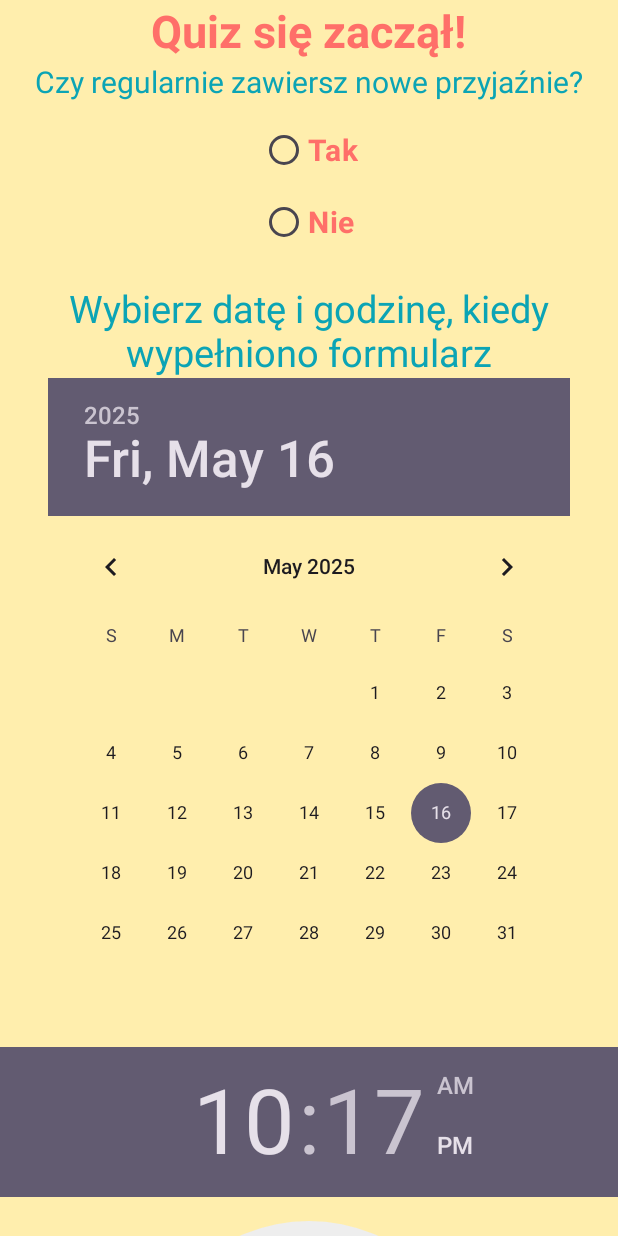
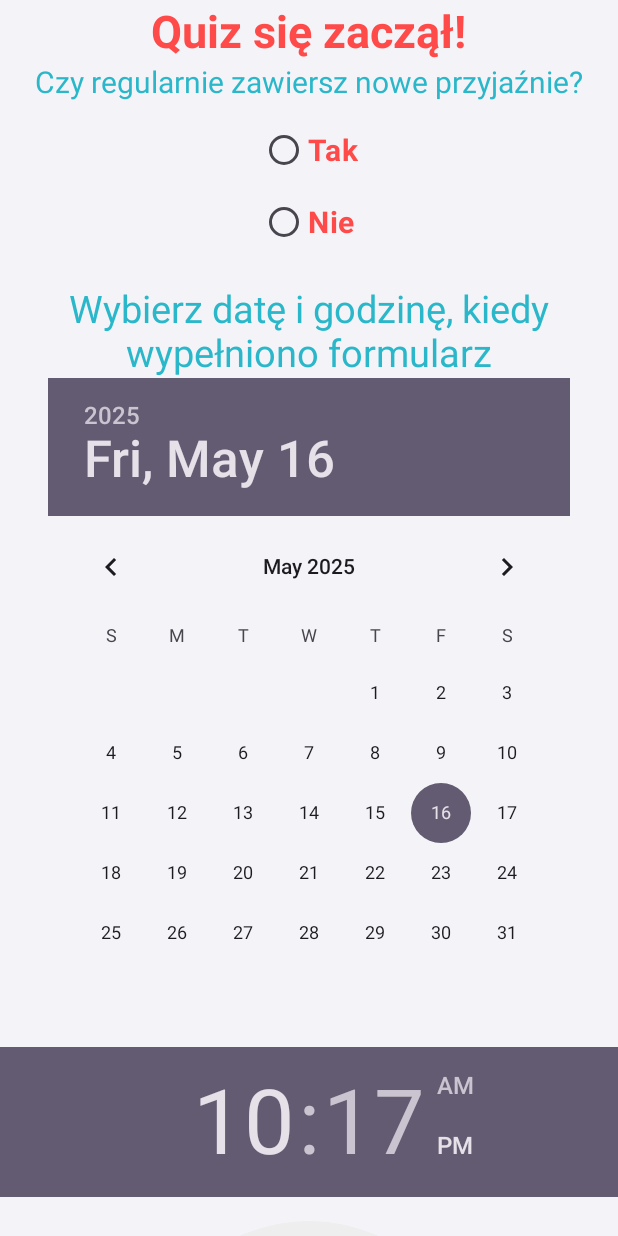
Before and after one commit to probula/PersonalityQuiz, an Android app: the screen it shows after launch (MainActivity), on a phone screen of 412 x 824 dp. Run offline under Robolectric (Android 15) with nearby library versions, the phone set to English and light mode, and no system bars.

Commit message:
changed app interface colors

```diff
--- a/app/src/main/java/com/example/personality_quiz/MainActivity.kt
+++ b/app/src/main/java/com/example/personality_quiz/MainActivity.kt
@@ -54,7 +54,7 @@ class MainActivity : AppCompatActivity() {
 
 
         val spinner: Spinner = findViewById(R.id.spinnerODP)
-        val countries = arrayOf("czerwony", "zielony", "niebieski", "inny")
+        val countries = arrayOf("czerwony", "zielony", "niebieski")
         val adapter = ArrayAdapter(this, android.R.layout.simple_list_item_1, countries)
         adapter.setDropDownViewResource(android.R.layout.simple_spinner_dropdown_item)
         spinner.adapter = adapter
@@ -62,7 +62,7 @@ class MainActivity : AppCompatActivity() {
         val chronometer: Chronometer = findViewById(R.id.myChronometer)
         chronometer.base = SystemClock.elapsedRealtime()
         chronometer.start()
-        running = true
+        //running = true
 
             if (running) {
                 chronometer.base = SystemClock.elapsedRealtime() - pauseOffset
@@ -120,6 +120,8 @@ class MainActivity : AppCompatActivity() {
                     return@setOnClickListener
                 }
 
+
+
                 val selectedCheckBoxes = mutableListOf<String>()
                 if (checkbox1.isChecked) selectedCheckBoxes.add("Opcja1")
                 if (checkbox2.isChecked) selectedCheckBoxes.add("Opcja2")
@@ -128,6 +130,8 @@ class MainActivity : AppCompatActivity() {
 
                 val selectedRadioButton = findViewById<RadioButton>(selectedId)
                 val answer = selectedRadioButton.text.toString()
+
+
 
                 //SEEKBAR
                 val seekValue = seekBar.progress
--- a/app/src/main/res/layout/activity_main.xml
+++ b/app/src/main/res/layout/activity_main.xml
@@ -13,7 +13,7 @@
         android:gravity="center_horizontal"
         android:orientation="vertical"
         android:padding="16dp"
-        android:background="#ffeead">
+        android:background="#f4f4f8">
 
         <!-- START BUTTON -->
         <TextView
@@ -22,7 +22,7 @@
             android:text="Quiz się zaczął!"
             android:id="@+id/title"
             android:textSize="30dp"
-            android:textColor="#ff6f69"
+            android:textColor="#fe4a49"
             android:textStyle="bold"/>
 
         <!-- QUESTION LABEL -->
@@ -32,7 +32,7 @@
             android:text="Czy regularnie zawiersz nowe przyjaźnie?"
             android:textSize="20sp"
             android:layout_marginBottom="8dp"
-            android:textColor="#0ba4b5"/>
+            android:textColor="#2ab7ca"/>
 
     <RadioGroup
         android:id="@+id/radioGroup"
@@ -43,7 +43,7 @@
                 android:layout_width="wrap_content"
                 android:layout_height="wrap_content"
                 android:text="Tak"
-                android:textColor="#ff6f69"
+                android:textColor="#fe4a49"
                 android:textStyle="bold"
                 android:textSize="20dp"/>
 
@@ -53,7 +53,7 @@
                 android:layout_height="wrap_content"
                 android:text="Nie"
                 android:layout_marginBottom="16dp"
-                android:textColor="#ff6f69"
+                android:textColor="#fe4a49"
                 android:textStyle="bold"
                 android:textSize="20dp"/>
     </RadioGroup>
@@ -65,7 +65,7 @@
             android:text="Wybierz datę i godzinę, kiedy wypełniono formularz"
             android:textSize="25dp"
             android:gravity="center"
-            android:textColor="#0ba4b5"/>
+            android:textColor="#2ab7ca"/>
         <DatePicker
             android:id="@+id/dzien"
             android:layout_width="wrap_content"
@@ -87,7 +87,7 @@
             android:text="Jak sie dziś czujesz? (czas na udzielenie odp. 30s):"
             android:textSize="20sp"
             android:layout_marginBottom="8dp"
-            android:textColor="#0ba4b5"/>
+            android:textColor="#2ab7ca"/>
 
 
         <CheckBox
@@ -96,7 +96,7 @@
             android:layout_height="wrap_content"
             android:text="dobrze"
             android:textSize="16sp"
-            android:textColor="#ff6f69"
+            android:textColor="#fe4a49"
             android:textStyle="bold"
             />
 
@@ -106,7 +106,7 @@
             android:layout_height="wrap_content"
             android:text="średnio"
             android:textSize="16sp"
-            android:textColor="#ff6f69"
+            android:textColor="#fe4a49"
             android:textStyle="bold"/>
 
         <CheckBox
@@ -116,7 +116,7 @@
             android:text="źle"
             android:textSize="16sp"
             android:layout_marginBottom="16dp"
-            android:textColor="#ff6f69"
+            android:textColor="#fe4a49"
             android:textStyle="bold"/>
 
         <!-- SEEKBAR -->
@@ -126,7 +126,7 @@
             android:text="Wybierz poziom jak bardzo:"
             android:textSize="18sp"
             android:layout_marginBottom="4dp"
-            android:textColor="#0ba4b5"
+            android:textColor="#2ab7ca"
             />
 
         <SeekBar
@@ -136,9 +136,9 @@
             android:min="1"
             android:max="10"
             android:progress="5"
-            android:progressTint="#ffcc5c"
-            android:progressBackgroundTint="#0ba4b5"
-            android:thumbTint="#ff6f69"
+            android:progressTint="#fed766"
+            android:progressBackgroundTint="#2ab7ca"
+            android:thumbTint="#fe4a49"
             android:layout_marginBottom="16dp" />
 
         <!-- SPINNER -->
@@ -154,8 +154,8 @@
             android:id="@+id/spinnerODP"
             android:layout_width="match_parent"
             android:layout_height="wrap_content"
-            android:popupBackground="#88d8b0"
-            android:background="#0ba4b5"
+            android:popupBackground="#fed766"
+            android:background="#2ab7ca"
             android:layout_marginBottom="16dp"/>
 
         <!-- CHRONOMETER -->
@@ -166,15 +166,15 @@
             android:textSize="35dp"
             android:layout_marginBottom="16dp"
             android:layout_gravity="center"
-            android:textColor="#ff6f69"
-            android:textStyle="bold" />
+            android:textColor="#fe4a49"
+            android:textStyle="bold"/>
 
         <Button
             android:id="@+id/koniec"
             android:layout_width="wrap_content"
             android:layout_height="wrap_content"
             android:text="zakończ quiz"
-            android:backgroundTint="#b50b0b"/>
+            android:backgroundTint="#fed766"/>
 
     </LinearLayout>
 </ScrollView>
```
Also changed, not shown: app/src/main/java/com/example/personality_quiz/SummaryActivity.kt (+14 -1 lines), app/src/main/res/layout/activity_summary.xml (+16 -9 lines).
